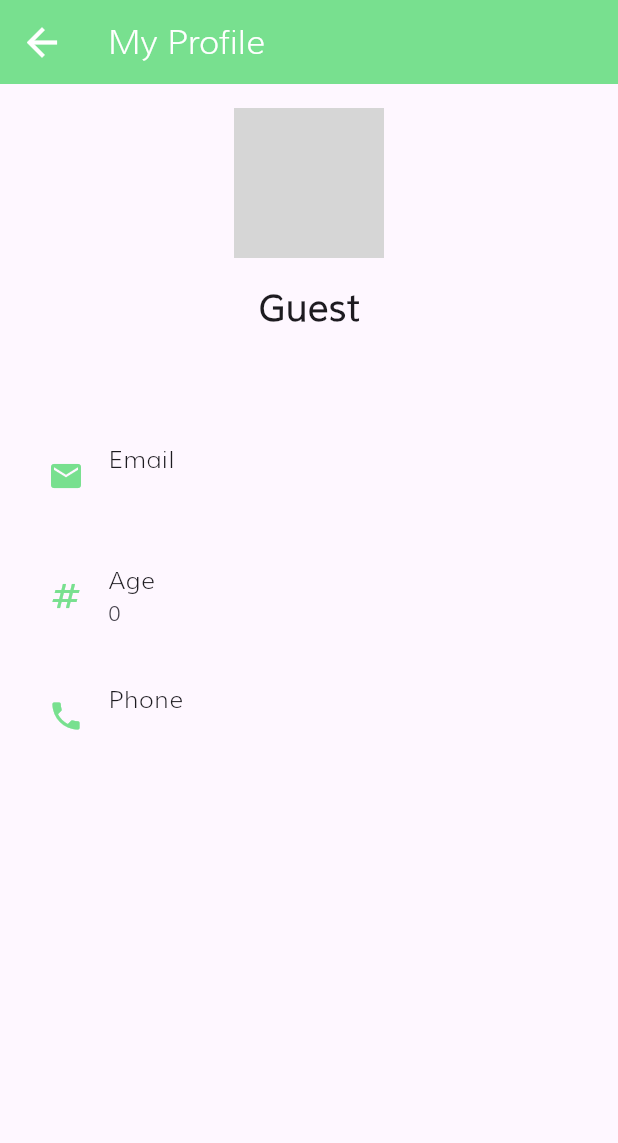
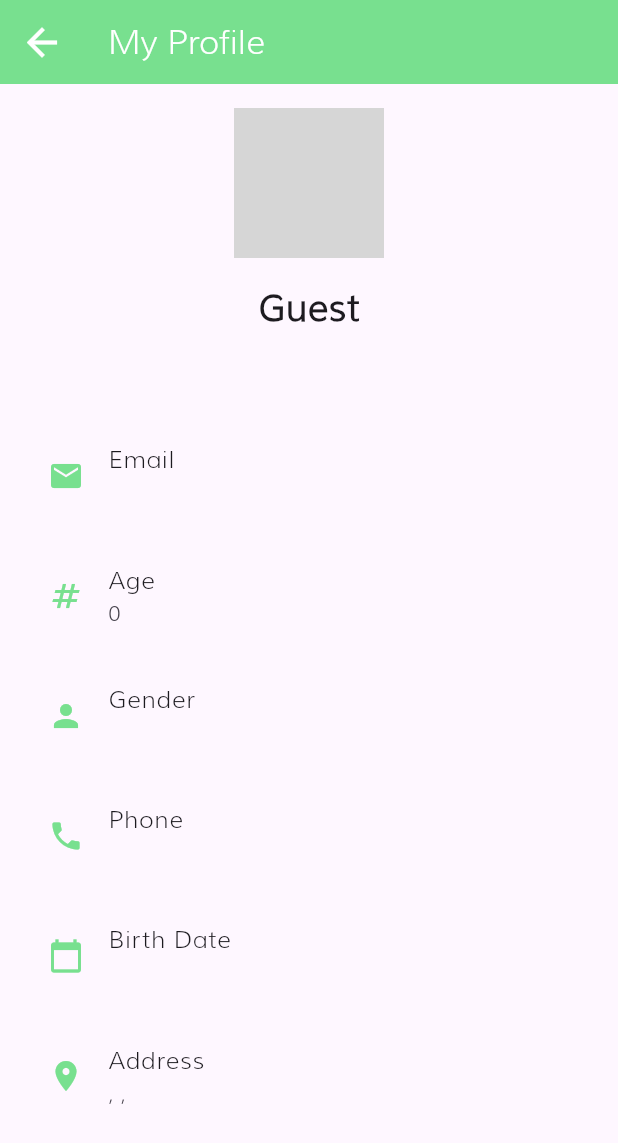
Before and after one commit to nhuytran122/flutter-mobile-app, a Flutter app: the MyProfilePage screen opened directly with empty values, on a phone screen of 412 x 824 dp. Shown: the top 1143 px of the screen. Run offline on Flutter 3.47's test engine with Material 3 defaults, Android fonts, the phone set to English and light mode, and no system bars; our stand-ins replace dio, marquee; missing offline and left inert: flutter_application_2; network calls fail; grey boxes are pictures that could not be loaded.

Commit message:
split to getUserData, login service and add cart

```diff
--- /dev/null
+++ b/shopping_app/lib/entity/common_method.dart
@@ -0,0 +1,6 @@
+class CommonMethod {
+  static double calculateOriginalPrice(
+      double currentPrice, double salePercent) {
+    return currentPrice / (1 - (salePercent / 100));
+  }
+}
--- a/shopping_app/lib/entity/constants.dart
+++ b/shopping_app/lib/entity/constants.dart
@@ -1,3 +1,3 @@
-class ConfigSize {
+class Constants {
   static const double FONT_SIZE_TITLE = 20;
 }
--- /dev/null
+++ b/shopping_app/lib/entity/user.dart
@@ -0,0 +1,73 @@
+class User {
+  int id;
+  String firstName;
+  String lastName;
+  String maidenName;
+  int age;
+  String gender;
+  String email;
+  String phone;
+  String username;
+  String password;
+  String birthDate;
+  String image;
+  Address address;
+
+  User({
+    required this.id,
+    required this.firstName,
+    required this.lastName,
+    required this.maidenName,
+    required this.age,
+    required this.gender,
+    required this.email,
+    required this.phone,
+    required this.username,
+    required this.password,
+    required this.birthDate,
+    required this.image,
+    required this.address,
+  });
+
+  // Phương thức fromJson
+  factory User.fromJson(Map<String, dynamic> json) {
+    return User(
+      id: json['id'],
+      firstName: json['firstName'],
+      lastName: json['lastName'],
+      maidenName: json['maidenName'] ?? '',
+      age: json['age'],
+      gender: json['gender'],
+      email: json['email'],
+      phone: json['phone'],
+      username: json['username'],
+      password: json['password'] ?? '',
+      birthDate: json['birthDate'],
+      image: json['image'],
+      address: Address.fromJson(json['address']),
+    );
+  }
+}
+
+class Address {
+  String address;
+  String city;
+  String state;
+  String country;
+
+  Address({
+    required this.address,
+    required this.city,
+    required this.state,
+    required this.country,
+  });
+
+  factory Address.fromJson(Map<String, dynamic> json) {
+    return Address(
+      address: json['address'],
+      city: json['city'],
+      state: json['state'],
+      country: json['country'],
+    );
+  }
+}
--- a/shopping_app/lib/main.dart
+++ b/shopping_app/lib/main.dart
@@ -1,5 +1,6 @@
 import 'package:flutter/material.dart';
 import 'package:shopping_app/login_page.dart';
+import 'package:shopping_app/my_cart.dart';
 import 'package:shopping_app/my_shop.dart';
 
 void main() {
@@ -13,12 +14,12 @@ class MyApp extends StatelessWidget {
   Widget build(BuildContext context) {
     return MaterialApp(
       routes: {
-        // "/shoppingcart2": (context) => MyShoppingCart2(),
+        MyShoppingCart.routeName: (context) => MyShoppingCart(),
       },
       theme: ThemeData(
         fontFamily: "Muli",
       ),
-      // initialRoute: "/myshoponline",
+      initialRoute: LoginPage.routeName,
       home: LoginPage(),
       debugShowCheckedModeBanner: false,
     );
--- a/shopping_app/lib/my_profile.dart
+++ b/shopping_app/lib/my_profile.dart
@@ -1,8 +1,9 @@
 import 'package:flutter/material.dart';
 import 'package:shopping_app/entity/appColor.dart';
+import 'package:shopping_app/entity/user.dart';
 
 class MyProfilePage extends StatefulWidget {
-  final Map<String, dynamic> userData;
+  final User userData;
 
   const MyProfilePage({Key? key, required this.userData}) : super(key: key);
 
@@ -49,17 +50,17 @@ class _MyProfilePageState extends State<MyProfilePage> {
           CircleAvatar(
             radius: 50,
             backgroundImage: NetworkImage(
-              widget.userData['image'] ?? 'https://via.placeholder.com/150',
+              widget.userData.image ?? 'https://via.placeholder.com/150',
             ),
             backgroundColor: Colors.grey[200],
           ),
           SizedBox(height: 16),
           Text(
-            '${widget.userData["firstName"]} ${widget.userData["lastName"]}'
+            '${widget.userData.firstName} ${widget.userData.lastName}'
                     .trim()
                     .isEmpty
                 ? 'Guest'
-                : '${widget.userData["firstName"]} ${widget.userData["lastName"]}'
+                : '${widget.userData.firstName} ${widget.userData.lastName}'
                     .trim(),
             style: TextStyle(
               fontSize: 24,
@@ -69,7 +70,7 @@ class _MyProfilePageState extends State<MyProfilePage> {
           SizedBox(height: 8),
           // Email
           Text(
-            widget.userData['username'] ?? '',
+            widget.userData.username,
             style: TextStyle(
               fontSize: 16,
               color: Colors.grey[700],
@@ -77,11 +78,21 @@ class _MyProfilePageState extends State<MyProfilePage> {
           ),
           SizedBox(height: 20),
           buildInforUser(
-              "Email", widget.userData['email']?.toString() ?? '', Icons.mail),
+              "Email", widget.userData.email?.toString() ?? '', Icons.mail),
           buildInforUser(
-              "Age", widget.userData['age']?.toString() ?? '', Icons.numbers),
+              "Age", widget.userData.age?.toString() ?? '', Icons.numbers),
+          buildInforUser("Gender", widget.userData.gender, Icons.person),
           buildInforUser(
-              "Phone", widget.userData['phone']?.toString() ?? '', Icons.phone),
+              "Phone", widget.userData.phone?.toString() ?? '', Icons.phone),
+          buildInforUser(
+              "Birth Date",
+              widget.userData.birthDate?.toString() ?? '',
+              Icons.calendar_today),
+          buildInforUser(
+            "Address",
+            "${widget.userData.address.address}, ${widget.userData.address.city}, ${widget.userData.address.state}",
+            Icons.location_on,
+          ),
         ],
       ),
     );
```
Also changed, not shown: shopping_app/lib/entity/my_product.dart (deleted, +0 -17 lines), shopping_app/lib/entity/shoppingCart.dart (added, +85 -0 lines), shopping_app/lib/login_page.dart (+7 -43 lines), shopping_app/lib/my_cart.dart (added, +307 -0 lines), shopping_app/lib/my_checkout.dart (added, +17 -0 lines), shopping_app/lib/my_shop.dart (+68 -31 lines), shopping_app/lib/utils/api_service.dart (+42 -4 lines).
